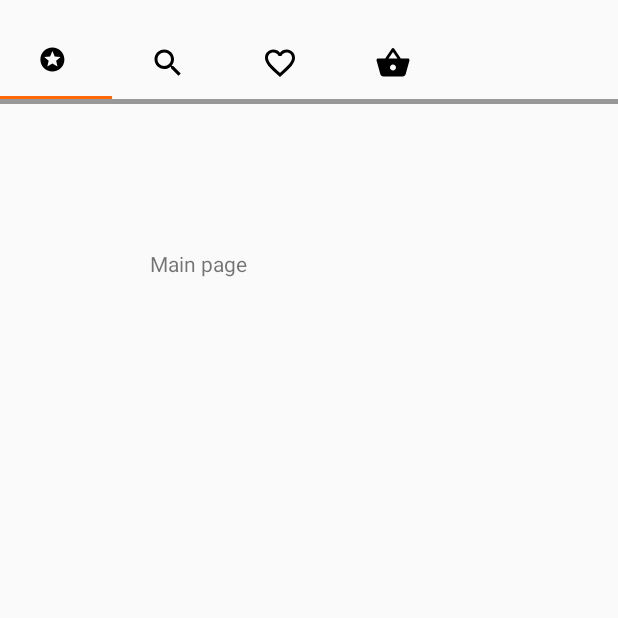
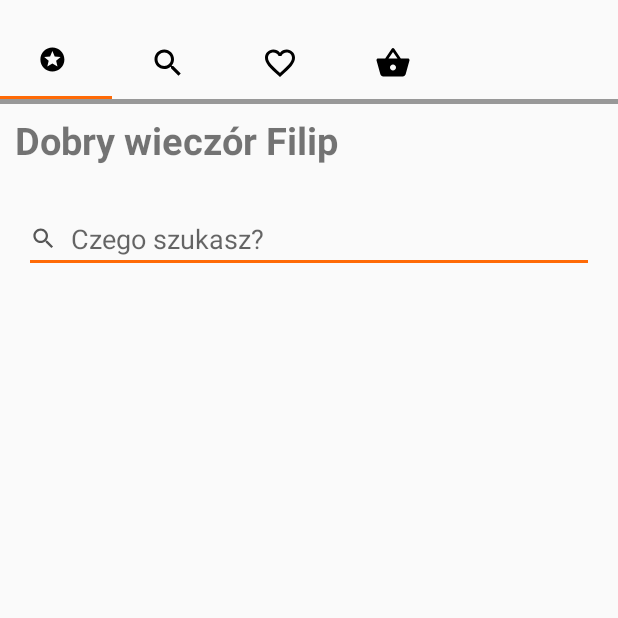
Before and after one commit to FSzczepanski/ZallandoApp, an Android app: the screen it shows after launch (MainActivity), on a phone screen of 412 x 824 dp, the top half of it. Run offline under Robolectric (Android 15) with nearby library versions, the phone set to English and light mode, and no system bars.

Commit message:
initialize 2

```diff
--- a/app/src/main/java/com/example/zalandoapp/MainActivity.java
+++ b/app/src/main/java/com/example/zalandoapp/MainActivity.java
@@ -15,6 +15,11 @@ public class MainActivity extends AppCompatActivity {
         super.onCreate(savedInstanceState);
         setContentView(R.layout.activity_main);
 
+        initTabbedFragments();
+
+    }
+
+    public void initTabbedFragments(){
         TabLayout tabLayout = findViewById(R.id.tabBar);
         TabItem tabMainPage = findViewById(R.id.navigation_mainPage);
         TabItem tabSearch = findViewById(R.id.navigation_search);
--- a/app/src/main/res/layout/tab_main_page_fragment.xml
+++ b/app/src/main/res/layout/tab_main_page_fragment.xml
@@ -1,14 +1,33 @@
 <?xml version="1.0" encoding="utf-8"?>
-<FrameLayout xmlns:android="http://schemas.android.com/apk/res/android"
+<LinearLayout xmlns:android="http://schemas.android.com/apk/res/android"
     xmlns:tools="http://schemas.android.com/tools"
     android:layout_width="match_parent"
     android:layout_height="match_parent"
-    tools:context=".TabbedFragments.TabMainPageFragment">
+    android:orientation="vertical">
 
     <TextView
+        android:id="@+id/text_dashboard"
+        android:layout_width="wrap_content"
+        android:layout_height="wrap_content"
+        android:padding="10dp"
+        android:text="Dobry wieczór Filip"
+        android:textStyle="bold"
+        android:textSize="25sp"/>
+
+    <EditText
+        android:id="@+id/edittext"
         android:layout_width="match_parent"
-        android:layout_height="match_parent"
-        android:padding="100dp"
-        android:text="Main page" />
+        android:layout_height="wrap_content"
+        android:layout_margin="16dp"
+        android:drawableLeft="@drawable/ic_search_black_18"
+        android:hint="  Czego szukasz?" />
 
-</FrameLayout>
+
+
+    <androidx.recyclerview.widget.RecyclerView
+        android:layout_marginTop="20dp"
+        android:id="@+id/recycleView2"
+        android:layout_width="match_parent"
+        android:layout_height="match_parent" />
+
+</LinearLayout>
```
